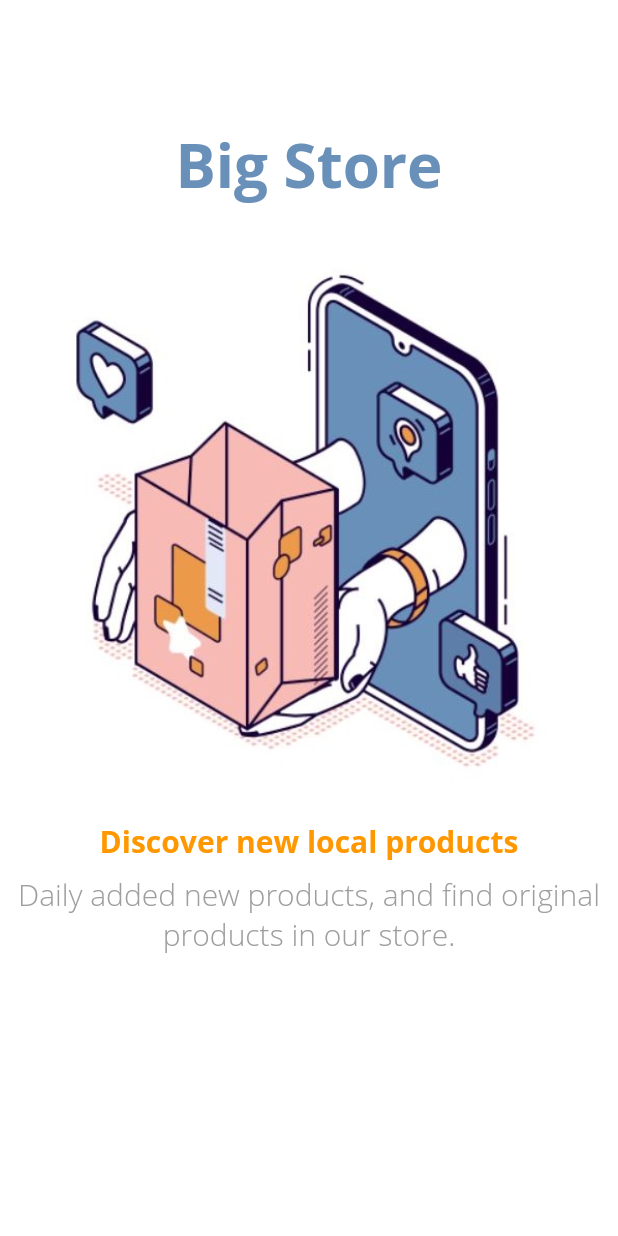
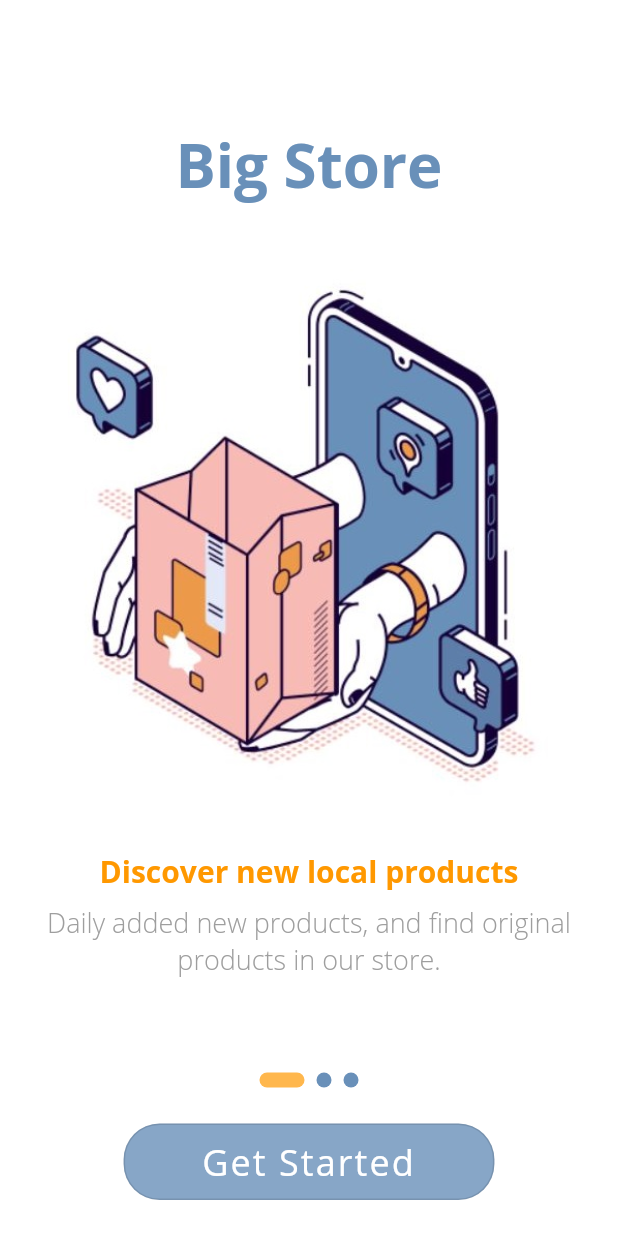
Before and after one commit to thaer-assfour/E-commerce, a Flutter app: the screen it shows after launch, on a phone screen of 412 x 824 dp. Run offline on Flutter 3.47's test engine with Material 2 defaults, Android fonts, the phone set to English and light mode, and no system bars; drawn by our look-alikes of smooth_page_indicator.

Commit message:
finish splashScreen

```diff
--- a/assets/lang/ar.json
+++ b/assets/lang/ar.json
@@ -1,3 +1,4 @@
 {
-  "splashTitle": "المتجر الالكتروني"
+  "splashTitle": "المتجر الالكتروني",
+  "GetStartedSplash": "بدأ الإستخدام"
 }
--- a/assets/lang/en.json
+++ b/assets/lang/en.json
@@ -1,3 +1,4 @@
 {
-  "splashTitle": "Big Store"
+  "splashTitle": "Big Store",
+  "GetStartedSplash": "Get Started"
 }
--- a/lib/main.dart
+++ b/lib/main.dart
@@ -29,7 +29,7 @@ class _MyStoreState extends State<MyStore> {
         Locale("en"  , "") ,
         Locale("ar"  , "") ,
       ] ,
-      // locale: Locale("ar" , ""), //set default lang for app
+       // locale: Locale("ar" , ""), //set default lang for app
       localeResolutionCallback:( currentLang , supportLang ){
         if (currentLang != null) {
           for (Locale locale in supportLang) {
--- /dev/null
+++ b/lib/pages/splash/splashPageDetails.dart
@@ -0,0 +1,38 @@
+import 'package:flutter/material.dart';
+
+class SplashPageDetails extends StatelessWidget {
+  final list;
+
+  SplashPageDetails(this.list);
+
+  @override
+  Widget build(BuildContext context) {
+    return Column(
+      crossAxisAlignment: CrossAxisAlignment.center,
+      children: [
+        Padding(
+          padding: const EdgeInsets.all(10),
+          child: Image.asset(
+            list['image'],
+            width: MediaQuery.of(context).size.width / 1.2,
+          ),
+        ),
+        Text(
+          list['title'],
+          textAlign: TextAlign.center,
+          style: TextStyle(
+              color: Colors.orange, fontSize: 20, fontWeight: FontWeight.w600),
+        ),
+        Padding(
+          padding: const EdgeInsets.only(top:8,bottom: 8,right: 16,left: 16),
+          child: Text(
+            list['description'],
+            textAlign: TextAlign.center,
+            style: TextStyle(
+                color: Colors.grey, fontSize: 18, fontWeight: FontWeight.w200),
+          ),
+        ),
+      ],
+    );
+  }
+}
--- a/lib/pages/splash/splashScreen.dart
+++ b/lib/pages/splash/splashScreen.dart
@@ -1,7 +1,9 @@
 import 'package:e_commerce/pages/splash/splashListText.dart';
+import 'package:e_commerce/pages/splash/splashPageDetails.dart';
 import 'package:e_commerce/services/appLocal.dart';
 import 'package:flutter/cupertino.dart';
 import 'package:flutter/material.dart';
+import 'package:smooth_page_indicator/smooth_page_indicator.dart';
 
 class SplashScreen extends StatefulWidget {
   @override
@@ -34,6 +36,7 @@ class _SplashScreenState extends State<SplashScreen> {
                       fontWeight: FontWeight.bold),
                 )),
             Expanded(
+              // height: MediaQuery.of(context).size.height * 0.65,
               child: PageView.builder(
                   controller: pageController,
                   itemCount: splashList.length,
@@ -42,41 +45,35 @@ class _SplashScreenState extends State<SplashScreen> {
                         splashList[index]); //welcome widget
                   }),
             ),
+            SmoothPageIndicator(
+              controller: pageController,
+              count: splashList.length,
+              effect: ExpandingDotsEffect(
+                  dotHeight: 10,
+                  dotWidth: 10,
+                  activeDotColor: Colors.orange[300],
+                  dotColor: Color(0xff6990B9)),
+            ),
+            Container(
+                width: MediaQuery.of(context).size.width * 0.6,
+                margin: EdgeInsets.all(24),
+                padding: EdgeInsets.all(8),
+                decoration: BoxDecoration(
+                    color: Color(0xff6990B9).withOpacity(0.8),
+                    border: Border.all(color: Colors.black12),
+                    borderRadius: BorderRadius.circular(24)),
+                child: InkWell(
+                  child: Text(
+                    "${getLang(context, "GetStartedSplash")}",
+                    textAlign: TextAlign.center,
+                    style: TextStyle(
+                        fontSize: 24,
+                        color: Colors.white,
+                        fontWeight: FontWeight.w500,letterSpacing: 1.4),
+                  ),
+                  onTap: () {},
+                ))
           ],
         ));
   }
 }
-
-class SplashPageDetails extends StatelessWidget {
-  final list;
-
-  SplashPageDetails(this.list);
-
-  @override
-  Widget build(BuildContext context) {
-    return Column(
-      crossAxisAlignment: CrossAxisAlignment.center,
-      children: [
-        Image.asset(
-          list['image'],
-          width: MediaQuery.of(context).size.width / 1.2,
-        ),
-        Text(
-          list['title'],
-          textAlign: TextAlign.center,
-          style: TextStyle(
-              color: Colors.orange, fontSize: 20, fontWeight: FontWeight.w600),
-        ),
-        Padding(
-          padding: const EdgeInsets.all(8.0),
-          child: Text(
-            list['description'],
-            textAlign: TextAlign.center,
-            style: TextStyle(
-                color: Colors.grey, fontSize: 20, fontWeight: FontWeight.w200),
-          ),
-        ),
-      ],
-    );
-  }
-}
--- a/pubspec.yaml
+++ b/pubspec.yaml
@@ -30,6 +30,7 @@ dependencies:
   # The following adds the Cupertino Icons font to your application.
   # Use with the CupertinoIcons class for iOS style icons.
   cupertino_icons: ^0.1.3
+  smooth_page_indicator:
 
 dev_dependencies:
   flutter_test:
```
Also changed, not shown: pubspec.lock.
